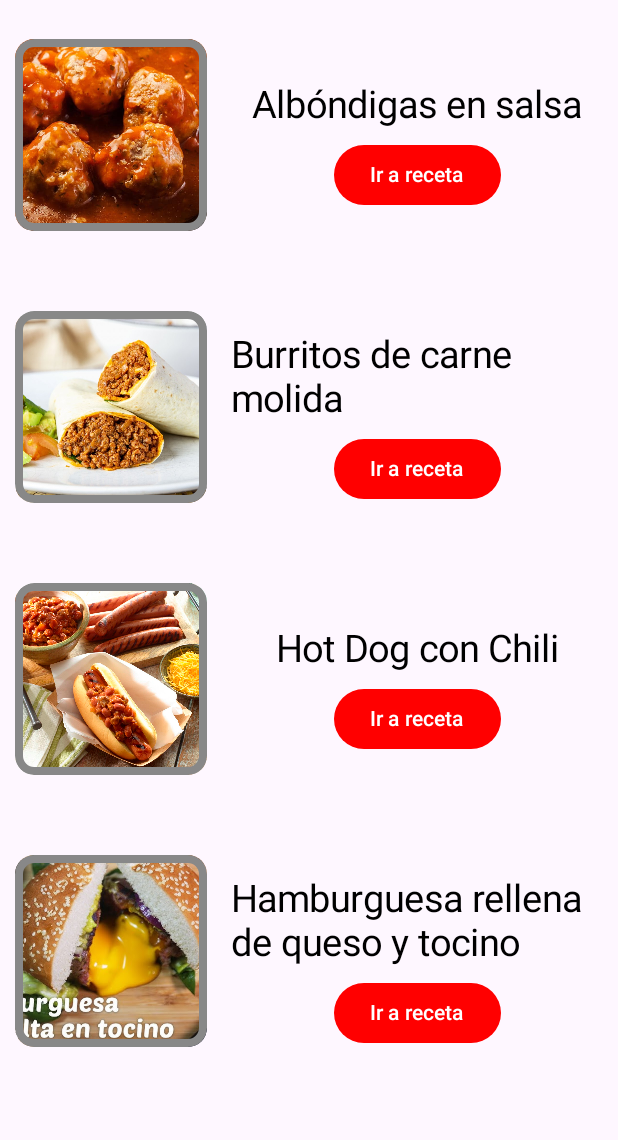
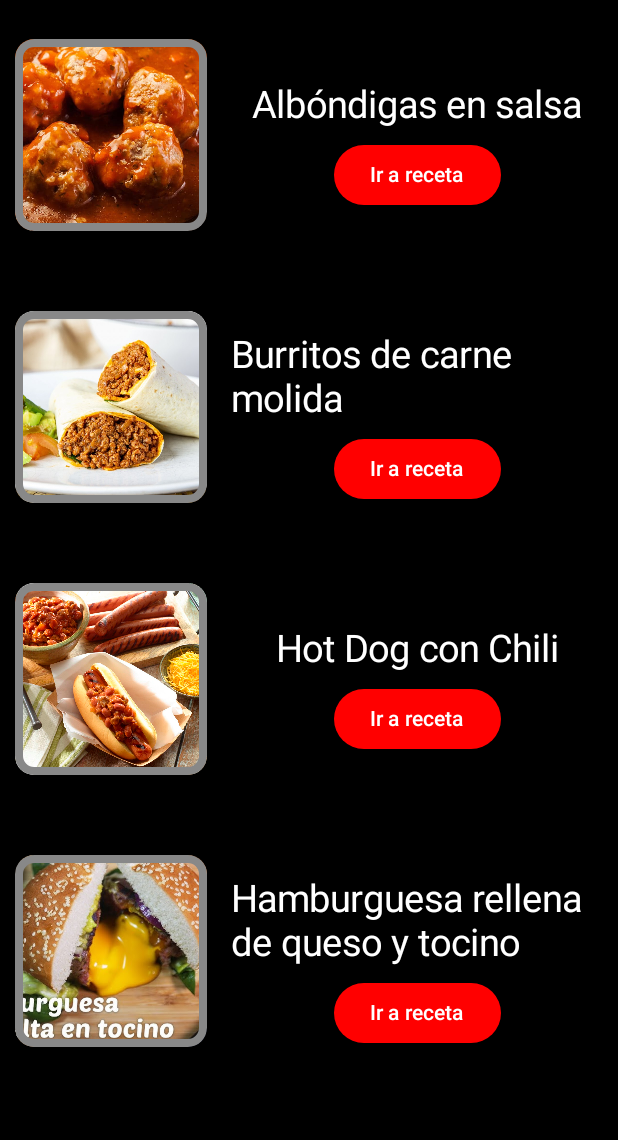
Before and after one commit to AbelMorals/RecetasDeCocina, an Android app built with Jetpack Compose: the screen it shows after launch (MainActivity), on a phone screen of 412 x 824 dp, the part 96-1236 px from its top. Run offline under Robolectric (Android 15) with nearby library versions, the phone set to English and light mode, and no system bars.

Commit message:
Recetas 27/02/2025

```diff
--- a/app/src/main/java/com/example/recetasdecocina/MainActivity.kt
+++ b/app/src/main/java/com/example/recetasdecocina/MainActivity.kt
@@ -7,6 +7,7 @@ import androidx.activity.enableEdgeToEdge
 import androidx.compose.runtime.Composable
 import androidx.compose.ui.tooling.preview.Preview
 import com.example.recetasdecocina.views.HomeView
+//import com.example.recetasdecocina.views.Albondigas
 
 class MainActivity : ComponentActivity() {
     override fun onCreate(savedInstanceState: Bundle?) {
@@ -22,4 +23,5 @@ class MainActivity : ComponentActivity() {
 @Composable
 fun GreetingPreview() {
     HomeView()
+//    Albondigas()
 }
--- a/app/src/main/java/com/example/recetasdecocina/components/BodyComponents.kt
+++ b/app/src/main/java/com/example/recetasdecocina/components/BodyComponents.kt
@@ -14,7 +14,7 @@ import androidx.compose.ui.unit.sp
 
 @Composable
 fun TitleView(name: String){
-    Text(text = name, fontSize = 25.sp, color = Color.Black)
+    Text(text = name, fontSize = 25.sp, color = Color.White)
 }
 
 @Composable
--- a/app/src/main/java/com/example/recetasdecocina/views/HomeView.kt
+++ b/app/src/main/java/com/example/recetasdecocina/views/HomeView.kt
@@ -3,6 +3,7 @@ package com.example.recetasdecocina.views
 import android.annotation.SuppressLint
 import android.util.Log
 import androidx.compose.foundation.Image
+import androidx.compose.foundation.background
 import androidx.compose.foundation.border
 import androidx.compose.foundation.layout.Arrangement
 import androidx.compose.foundation.layout.Column
@@ -58,6 +59,7 @@ private fun ContentView()
     Column(
         modifier = Modifier
             .fillMaxSize()
+            .background(Color.Black)
             .padding(top = 16.dp)
             .verticalScroll(rememberScrollState()),
         verticalArrangement = Arrangement.spacedBy(16.dp),
```
Also changed, not shown: app/src/main/java/com/example/recetasdecocina/views/Albondigas.kt (added, +10 -0 lines).
